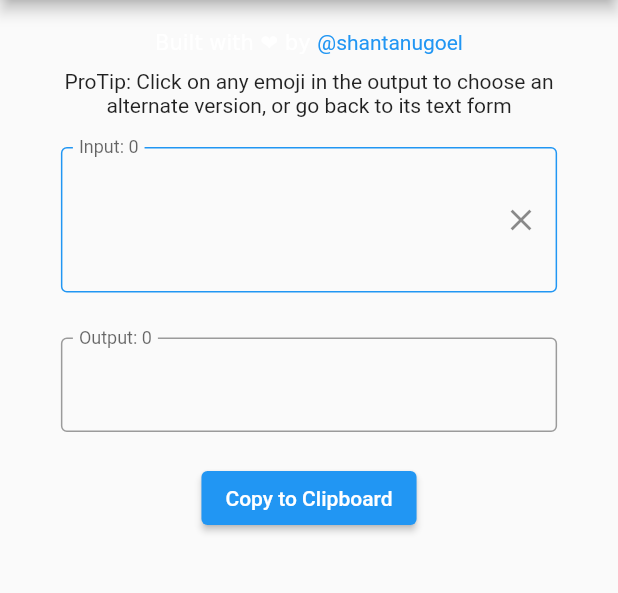
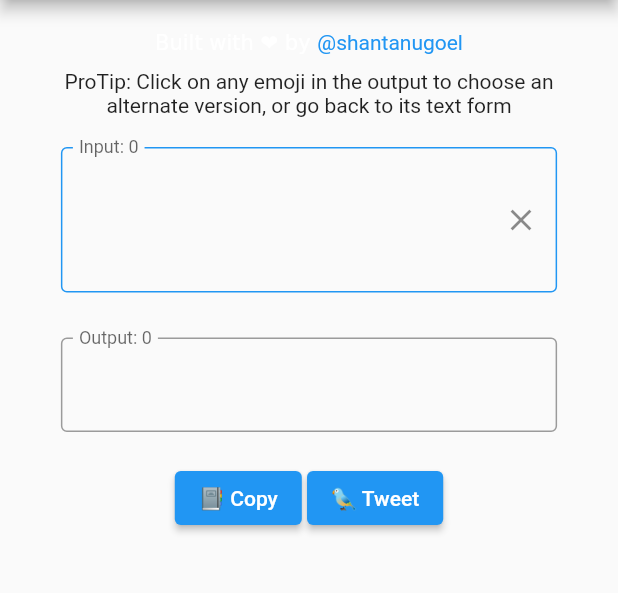
Before and after one commit to shantanugoel/tweetifier, a Flutter app: the screen it shows after launch, on a phone screen of 412 x 824 dp, the part 84-677 px from its top. Run offline on Flutter 3.47's test engine with Material 2 defaults, Android fonts, the phone set to English and light mode, and no system bars; missing offline and left inert: emojis, flutter_material_pickers, twitter_intent.

Commit message:
Add tweet capability

```diff
--- a/lib/widgets/home_page.dart
+++ b/lib/widgets/home_page.dart
@@ -84,7 +84,8 @@ class Home extends StatelessWidget {
  • Type in (or paste) any text in the input box
  • Emojified output will appear in the output box as you type
  • After writing all content, you can also click on any emoji and choose an alternate version of that emoji, or go back to text form
- • Click on "Copy to Clipboard" to copy it and paste it on twitter or anywhere else '''),
+ • Click on "Copy" to copy it to clipboardand paste it on twitter or anywhere else
+ * Or Click on "Tweet" to tweet it directly'''),
         actions: [
           TextButton(
               onPressed: () => Navigator.pop(context), child: const Text('Ok')),
--- a/lib/widgets/output.dart
+++ b/lib/widgets/output.dart
@@ -3,6 +3,8 @@ import 'package:flutter/services.dart';
 import 'package:tweetifier/widgets/emoji.dart';
 import 'package:tweetifier/widgets/input.dart';
 import 'package:emojis/emoji.dart';
+import 'package:twitter_intent/twitter_intent.dart';
+import 'package:url_launcher/url_launcher.dart';
 
 class Output extends StatefulWidget {
   const Output({Key? key}) : super(key: key);
@@ -23,9 +25,17 @@ class _OutputState extends State<Output> {
           builder: (context, value, child) {
             return processInput(value.toString(), context);
           }),
-      ElevatedButton(
-          onPressed: () => _copyToClipboard(),
-          child: const Text("Copy to Clipboard")),
+      Wrap(
+        alignment: WrapAlignment.center,
+        children: [
+          ElevatedButton(
+              onPressed: () => _copyToClipboard(),
+              child: const Text("📔 Copy")),
+          const Text(' '),
+          ElevatedButton(
+              onPressed: () => tweetIt(), child: const Text("🐦 Tweet")),
+        ],
+      ),
     ]);
   }
 
@@ -128,4 +138,12 @@ class _OutputState extends State<Output> {
       style: const TextStyle(fontSize: 20),
     );
   }
+
+  void tweetIt() async {
+    print("a");
+    final tweet = TweetIntent(
+      text: outputString.join(),
+    );
+    await launch('$tweet');
+  }
 }
--- a/pubspec.yaml
+++ b/pubspec.yaml
@@ -37,6 +37,7 @@ dependencies:
   emojis: ^0.9.9
   flutter_material_pickers: ^3.1.2
   url_launcher: ^6.0.18
+  twitter_intent: ^1.0.0
 
 dev_dependencies:
   flutter_test:
```
Also changed, not shown: pubspec.lock.
